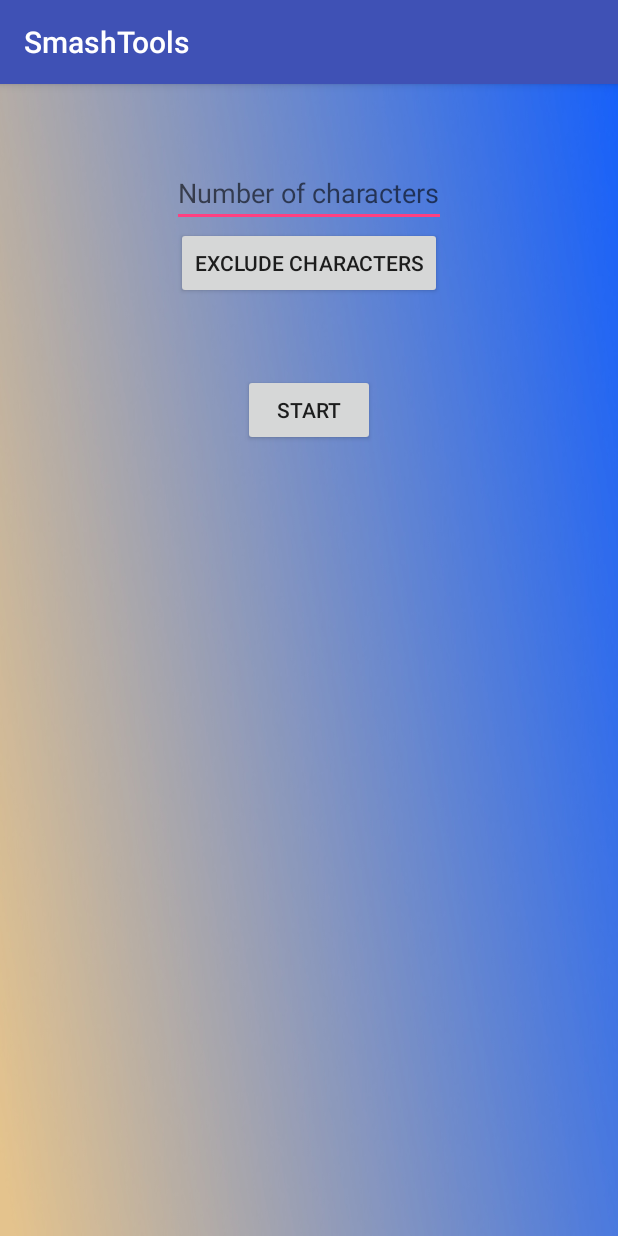
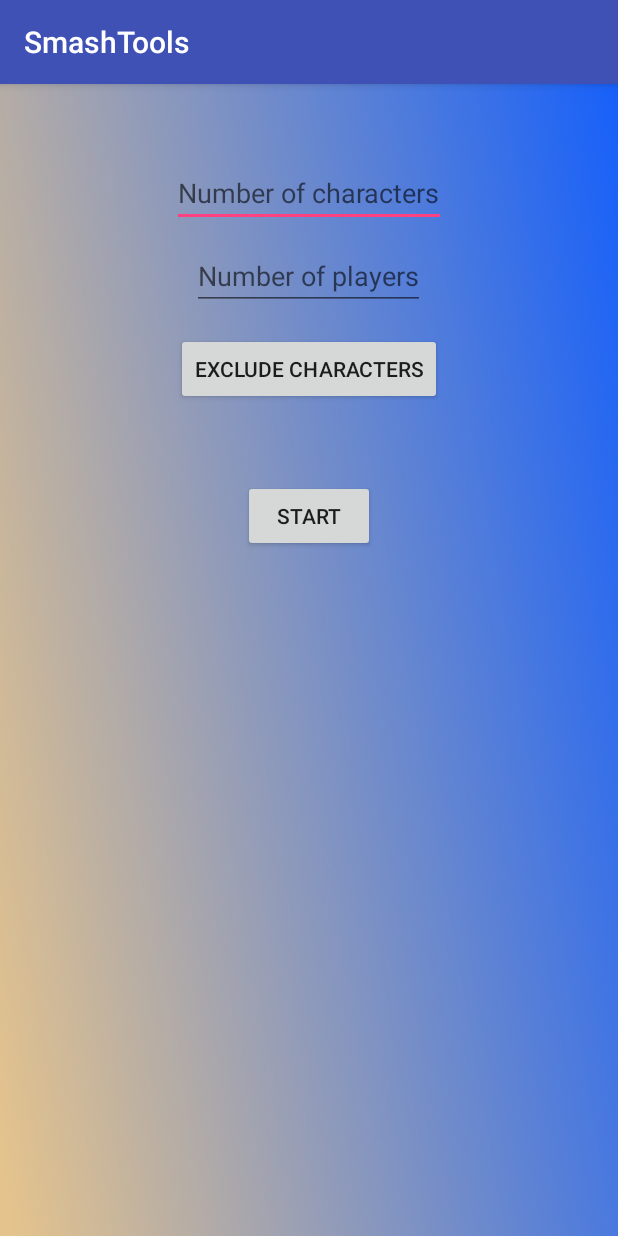
Before and after one commit to joeconstan/SmashTools, an Android app: the MeleeIronMan screen opened directly, with no data from a screen before it, on a phone screen of 412 x 824 dp. Run offline under Robolectric (Android 15) with nearby library versions, the phone set to English and light mode, and no system bars.

Commit message:
functional iron mans!

```diff
--- a/app/src/main/java/com/arealbreakfast/smashtools/MeleeIronMan.java
+++ b/app/src/main/java/com/arealbreakfast/smashtools/MeleeIronMan.java
@@ -26,12 +26,14 @@ public class MeleeIronMan extends AppCompatActivity {
     }
 
     public void Start(View view) {
+        EditText players = (EditText) findViewById(R.id.mimnumber_play);
         //pick characters randomly and display in Results activity
         EditText num = (EditText) findViewById(R.id.mimnumber_char);
         int x = Integer.parseInt(num.getText().toString());
+        int y = Integer.parseInt(players.getText().toString());
         ArrayList<Integer> chosen_chars = new ArrayList<>(1);
         Random randomGenerator = new Random();
-        for (int i = 0; i < x; i++) {
+        for (int i = 0; i < x*y; i++) {
             //pick a new character
             chosen_chars.add(randomGenerator.nextInt(25));
             //need to remove duplicates as well by adding to hash set and then if its smaller than before, add another ad infitum until its correct size.
@@ -39,6 +41,7 @@ public class MeleeIronMan extends AppCompatActivity {
 
         Intent intent = new Intent(view.getContext(), Results.class);
         intent.putExtra("chars", chosen_chars);
+        intent.putExtra("players", Integer.parseInt(players.getText().toString()));
         intent.putExtra("type", 1);
         startActivity(intent);
     }
--- a/app/src/main/res/layout/activity_meleeironman.xml
+++ b/app/src/main/res/layout/activity_meleeironman.xml
@@ -16,15 +16,28 @@
         android:hint="Number of characters"
         android:inputType="number" />
 
+    <EditText
+        android:layout_width="wrap_content"
+        android:layout_height="wrap_content"
+        android:hint="Number of players"
+        android:inputType="number"
+        android:id="@+id/mimnumber_play"
+        android:layout_centerHorizontal="true"
+        android:layout_below="@id/mimnumber_char"
+        android:layout_marginTop="10dp"
+        />
+
 
     <Button
         android:id="@+id/mimexclude_button"
         android:layout_width="wrap_content"
         android:layout_height="wrap_content"
-        android:layout_below="@+id/mimnumber_char"
+        android:layout_below="@+id/mimnumber_play"
         android:layout_centerHorizontal="true"
         android:onClick="Exclude"
-        android:text="exclude characters" />
+        android:text="exclude characters"
+        android:layout_marginTop="15dp"
+        />
 
 
     <Button
--- a/app/src/main/res/layout/activity_results.xml
+++ b/app/src/main/res/layout/activity_results.xml
@@ -4,15 +4,16 @@
     android:layout_height="match_parent"
     android:background="@drawable/background1"
     android:id="@+id/parentlinlay"
+    android:orientation="vertical"
     >
 
-    <ScrollView
+    <!--<ScrollView
         android:id="@+id/scrollView1"
         android:layout_width="match_parent"
         android:layout_height="wrap_content">
 
 
-    </ScrollView>
+    </ScrollView>-->
 
 
 </LinearLayout>
```
Also changed, not shown: app/src/main/java/com/arealbreakfast/smashtools/Results.java (+15 -7 lines), app/src/main/java/com/arealbreakfast/smashtools/SmashFourIronMan.java (+6 -3 lines).
